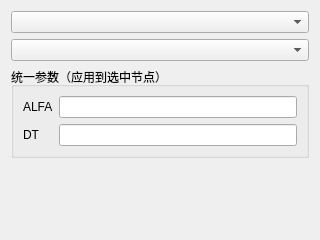
Before: the Qt Designer form plugins/Base_PhysicalField/TemperatureLoadPage.ui in asd977/base_cae, drawn with Qt 5.
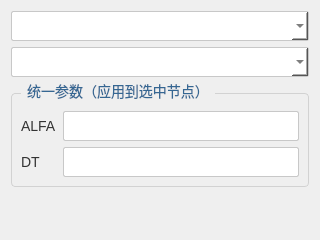
After: the same form once the commit is applied.

Commit message: style: unify BasePage ui styles for physical field pages

Patch:
```diff
--- a/plugins/Base_PhysicalField/TemperatureLoadPage.ui
+++ b/plugins/Base_PhysicalField/TemperatureLoadPage.ui
@@ -13,6 +13,64 @@
   <property name="windowTitle">
    <string>变温荷载</string>
   </property>
+  <property name="styleSheet">
+   <string notr="true">QWidget {
+    font-family: &quot;Microsoft YaHei&quot;, &quot;微软雅黑&quot;;
+    font-size: 14px;
+    color: rgb(51, 51, 51);
+}
+QLabel {
+    color: rgb(51, 51, 51);
+}
+QLabel#pageNameLabel {
+    font-size: 20px;
+    color: rgb(53, 103, 147);
+    padding-left: 9px;
+}
+QPushButton {
+    background-color: rgb(224, 233, 244);
+    border: 1px solid rgb(169, 169, 169);
+    border-radius: 2px;
+    min-height: 30px;
+    padding: 0 10px;
+}
+QPushButton:hover {
+    background-color: rgb(210, 224, 241);
+}
+QPushButton:pressed {
+    background-color: rgb(196, 214, 234);
+}
+QPushButton#pushButton {
+    border-left: none;
+    border-right: none;
+    border-radius: 0;
+    text-align: left;
+    padding-left: 15px;
+    font-size: 17px;
+}
+QLineEdit, QComboBox, QSpinBox, QDoubleSpinBox, QDateTimeEdit {
+    border: 1px solid rgb(200, 200, 200);
+    border-radius: 2px;
+    min-height: 28px;
+    padding: 0 6px;
+    background: rgb(255, 255, 255);
+}
+QLineEdit:focus, QComboBox:focus, QSpinBox:focus, QDoubleSpinBox:focus, QDateTimeEdit:focus {
+    border: 1px solid rgb(100, 100, 255);
+}
+QGroupBox {
+    border: 1px solid rgb(210, 210, 210);
+    border-radius: 4px;
+    margin-top: 10px;
+    padding-top: 8px;
+}
+QGroupBox::title {
+    subcontrol-origin: margin;
+    left: 10px;
+    padding: 0 4px;
+    color: rgb(53, 103, 147);
+}</string>
+  </property>
   <layout class="QVBoxLayout" name="verticalLayout">
    <item>
     <widget class="QComboBox" name="comboBoxDim"/>
```
The commit also changes 10 other files.
